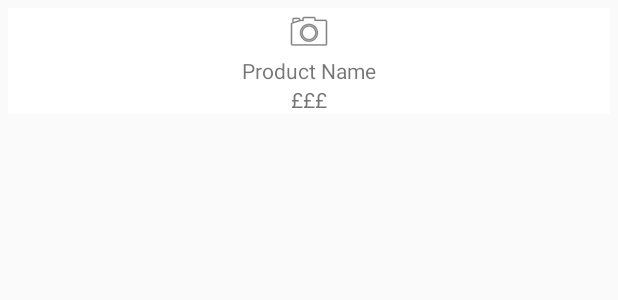
After one commit to rossandroid/ProductListApp, an Android app: the layout item_list.xml on its own in the app's theme, with its tools: preview values and no code run, on a phone screen of 412 x 824 dp. The commit adds this screen. Shown: the top 300 px of the screen. Run offline under Robolectric (Android 15) with nearby library versions, the phone set to English and light mode, and no system bars.

```diff
--- a/app/src/main/AndroidManifest.xml
+++ b/app/src/main/AndroidManifest.xml
@@ -11,7 +11,7 @@
         android:label="@string/app_name"
         android:roundIcon="@mipmap/ic_launcher_round"
         android:supportsRtl="true"
-        android:theme="@style/AppTheme">
+        android:theme="@style/Base.Theme.AppCompat.Light">
         <activity
             android:name=".main.MainActivity"
             android:label="@string/app_name">
--- a/app/src/main/res/layout/activity_main.xml
+++ b/app/src/main/res/layout/activity_main.xml
@@ -3,7 +3,7 @@
     xmlns:app="http://schemas.android.com/apk/res-auto"
     xmlns:tools="http://schemas.android.com/tools"
     android:id="@+id/coordinatorLayout"
-    android:layout_width="match_parent"
+   android:layout_width="match_parent"
     android:layout_height="match_parent"
     tools:context=".main.MainActivity">
 
--- /dev/null
+++ b/app/src/main/res/layout/item_list.xml
@@ -0,0 +1,46 @@
+<?xml version="1.0" encoding="utf-8"?>
+<android.support.constraint.ConstraintLayout xmlns:android="http://schemas.android.com/apk/res/android"
+    xmlns:app="http://schemas.android.com/apk/res-auto"
+    xmlns:tools="http://schemas.android.com/tools"
+    android:layout_width="match_parent"
+    android:layout_height="wrap_content"
+    android:background="@android:color/white"
+    android:layout_margin="5dp"
+    >
+
+    <ImageView
+        android:id="@+id/imageProduct"
+        android:layout_width="wrap_content"
+        android:layout_height="wrap_content"
+        android:layout_marginStart="8dp"
+        android:layout_marginEnd="8dp"
+        app:layout_constraintEnd_toEndOf="parent"
+        app:layout_constraintStart_toStartOf="parent"
+        app:layout_constraintTop_toTopOf="parent"
+        app:srcCompat="@android:drawable/ic_menu_camera" />
+
+    <TextView
+        android:id="@+id/textProductName"
+        android:layout_width="wrap_content"
+        android:layout_height="wrap_content"
+        android:layout_marginStart="8dp"
+        android:layout_marginEnd="8dp"
+        android:text="Product Name"
+        app:layout_constraintTop_toBottomOf="@+id/imageProduct"
+        app:layout_constraintEnd_toEndOf="parent"
+        app:layout_constraintStart_toStartOf="parent" />
+
+    <TextView
+        android:id="@+id/textPrice"
+        android:layout_width="wrap_content"
+        android:layout_height="wrap_content"
+        android:layout_marginStart="8dp"
+        android:layout_marginEnd="8dp"
+        android:text="£££"
+        app:layout_constraintEnd_toEndOf="parent"
+        app:layout_constraintStart_toStartOf="parent"
+        app:layout_constraintTop_toBottomOf="@+id/textProductName" />
+
+
+
+</android.support.constraint.ConstraintLayout>
--- a/app/src/main/res/values/strings.xml
+++ b/app/src/main/res/values/strings.xml
@@ -1,6 +1,8 @@
 <resources>
     <string name="app_name">ProductsListApp</string>
+    <string name="title_search">Search</string>
     <string name="title_home">Home</string>
-    <string name="title_dashboard">Dashboard</string>
-    <string name="title_notifications">Notifications</string>
+    <string name="title_basket">Basket</string>
+    <string name="title_user">User</string>
+    <string name="title_bookmark">Bookmark</string>
 </resources>
```
Also changed, not shown: app/src/main/java/rossellamorgante/productslistapp/main/MainAdapter.java (added, +99 -0 lines), app/src/main/java/rossellamorgante/productslistapp/main/MainPresenter.java (added, +40 -0 lines), app/src/main/java/rossellamorgante/productslistapp/main/MainView.java (added, +15 -0 lines), app/src/main/res/drawable/ic_bookmark_border_black_24dp.xml (added, +9 -0 lines), app/src/main/res/drawable/ic_find_in_page_black_24dp.xml (added, +9 -0 lines), app/src/main/res/drawable/ic_mood_black_24dp.xml (added, +9 -0 lines), app/src/main/res/drawable/ic_person_outline_black_24dp.xml (added, +9 -0 lines), app/src/main/res/drawable/ic_shopping_cart_black_24dp.xml (added, +9 -0 lines), app/src/main/res/menu/navigation.xml (+5 -5 lines).
